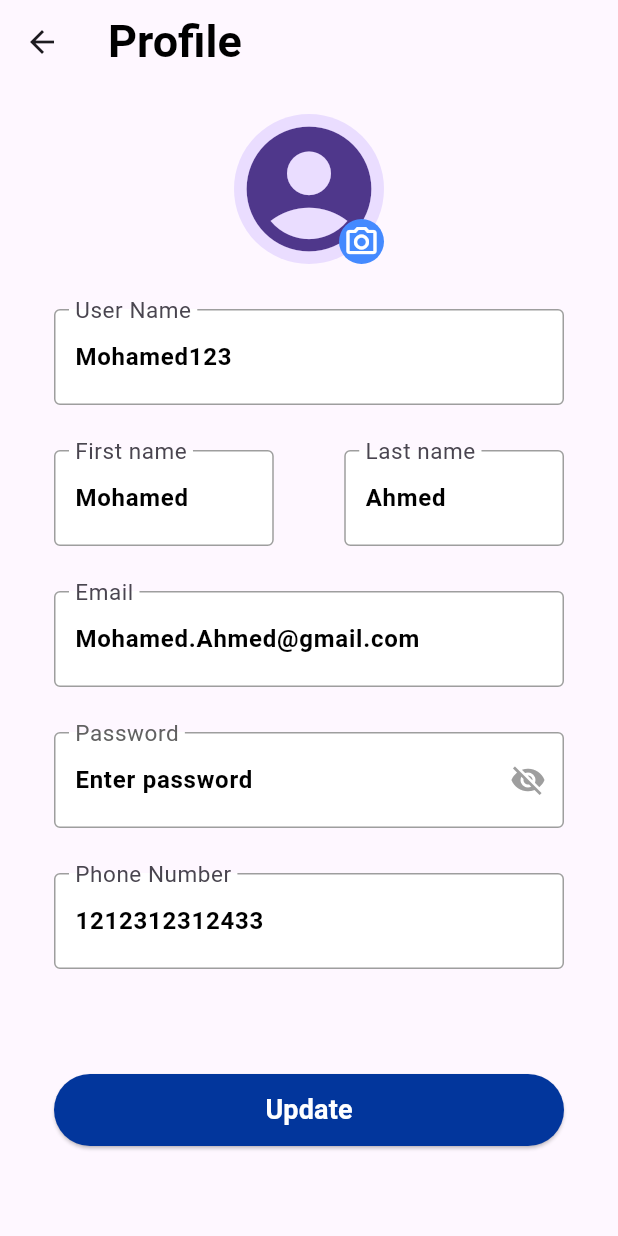
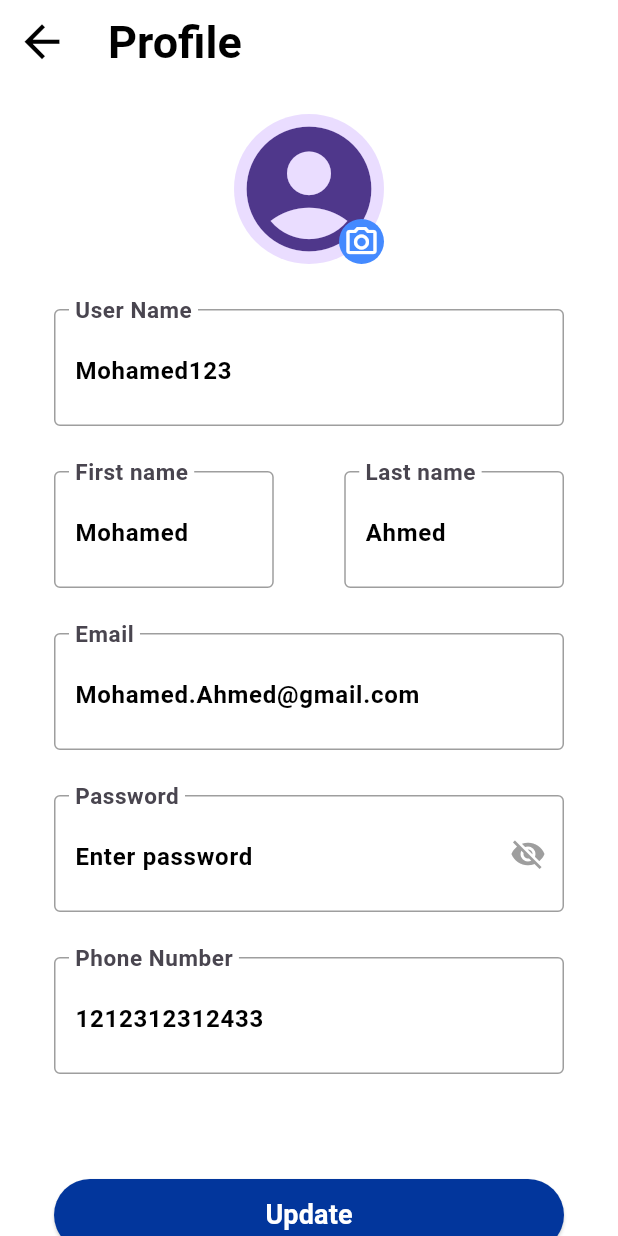
Before and after one commit to ahmedragaae0120/online_exam_app, a Flutter app: the ProfileDetailsScreen screen opened by its route, on a phone screen of 412 x 824 dp. Run offline on Flutter 3.47's test engine with Material 3 defaults, Android fonts, the phone set to English and light mode, and no system bars; our stand-ins replace google_nav_bar, pinput; Roboto replaces fonts that are missing (ELMessiri).

Commit message:
finsh the color Manager and the theme app

```diff
--- a/lib/Shared/custom_password_text_field.dart
+++ b/lib/Shared/custom_password_text_field.dart
@@ -1,18 +1,17 @@
-// ignore_for_file: file_names, library_private_types_in_public_api
-
 import 'package:flutter/material.dart';
 
 class CustomPasswordField extends StatefulWidget {
   final String label;
-  final String placeholder = 'Enter password';
+  final String placeholder;
   final TextEditingController? controller;
   final String? Function(String?)? validator;
 
   const CustomPasswordField({
     super.key,
+    required this.label,
+    this.placeholder = 'Enter password',
     this.controller,
     this.validator,
-    required this.label,
   });
 
   @override
@@ -26,45 +25,38 @@ class _CustomPasswordFieldState extends State<CustomPasswordField> {
     setState(() {
       _obscureText = !_obscureText;
     });
-    // Debugging log
   }
 
   @override
   Widget build(BuildContext context) {
-    return Builder(
-      builder: (context) {
     return Flexible(
       child: Padding(
         padding: const EdgeInsets.symmetric(horizontal: 16),
         child: TextFormField(
           controller: widget.controller,
           validator: widget.validator,
-              obscureText: _obscureText, // Toggle password visibility
-              decoration: InputDecoration(
-                labelText: widget.label,
-                labelStyle: TextStyle(
-                  fontSize: 20,
-                  color: Colors.grey[700],
+          obscureText: _obscureText,
+          decoration: getInputDecoration(context, widget.label, widget.placeholder),
         ),
-                hintText: widget.placeholder,
-                hintStyle: TextStyle(
-                  fontSize: 16,
-                  color: Colors.black,
-                  fontWeight: FontWeight.bold,
       ),
-                floatingLabelBehavior:
-                    FloatingLabelBehavior.always, // Keeps the label visible
-                border: OutlineInputBorder(
-                  borderRadius: BorderRadius.circular(4),
-                ),
-                enabledBorder: OutlineInputBorder(
-                  borderRadius: BorderRadius.circular(4),
-                  borderSide: BorderSide(color: Colors.grey, width: 1),
-                ),
-                focusedBorder: OutlineInputBorder(
-                  borderRadius: BorderRadius.circular(4),
-                  borderSide: BorderSide(color: Colors.blue, width: 2),
-                ),
+    );
+  }
+
+  InputDecoration getInputDecoration(BuildContext context, String label, String hint) {
+    final inputTheme = Theme.of(context).inputDecorationTheme;
+
+    return InputDecoration(
+      labelText: label,
+      hintText: hint,
+      labelStyle: inputTheme.labelStyle,
+      hintStyle: inputTheme.hintStyle,
+      floatingLabelBehavior: inputTheme.floatingLabelBehavior,
+      border: inputTheme.border,
+      enabledBorder: inputTheme.enabledBorder,
+      focusedBorder: inputTheme.focusedBorder,
+      contentPadding: inputTheme.contentPadding,
+      fillColor: inputTheme.fillColor,
+      filled: inputTheme.filled,
       suffixIcon: IconButton(
         icon: Icon(
           _obscureText ? Icons.visibility_off : Icons.visibility,
@@ -72,15 +64,6 @@ class _CustomPasswordFieldState extends State<CustomPasswordField> {
         ),
         onPressed: _togglePasswordVisibility,
       ),
-                contentPadding:
-                    EdgeInsets.symmetric(vertical: 20, horizontal: 10),
-                fillColor: Colors.white,
-                filled: true,
-              ),
-            ),
-          ),
-        );
-      },
     );
   }
 }
--- a/lib/Shared/custom_text_field.dart
+++ b/lib/Shared/custom_text_field.dart
@@ -1,5 +1,3 @@
-// ignore_for_file: file_names
-
 import 'package:flutter/material.dart';
 
 class CustomTextField extends StatelessWidget {
@@ -18,6 +16,8 @@ class CustomTextField extends StatelessWidget {
 
   @override
   Widget build(BuildContext context) {
+    final inputTheme = Theme.of(context).inputDecorationTheme;
+
     return Flexible(
       child: Padding(
         padding: const EdgeInsets.symmetric(horizontal: 16),
@@ -26,35 +26,16 @@ class CustomTextField extends StatelessWidget {
           validator: validator,
           decoration: InputDecoration(
             labelText: label,
-            labelStyle: TextStyle(
-              fontSize: 34,
-              color: Colors.grey[700],
-            ),
             hintText: placeholder,
-            hintStyle: TextStyle(
-              fontSize: 16,
-              color: Colors.black,
-              fontWeight: FontWeight.bold,
-            ),
-            floatingLabelBehavior: FloatingLabelBehavior.always,
-            border: OutlineInputBorder(
-              borderRadius: BorderRadius.circular(4),
-            ),
-            enabledBorder: OutlineInputBorder(
-              borderRadius: BorderRadius.circular(4),
-              borderSide: BorderSide(color: Colors.grey, width: 1),
-            ),
-            focusedBorder: OutlineInputBorder(
-              borderRadius: BorderRadius.circular(4),
-              borderSide: BorderSide(color: Colors.blue, width: 2),
-            ),
-            contentPadding: EdgeInsets.symmetric(vertical: 20, horizontal: 10),
-            floatingLabelStyle: TextStyle(
-              backgroundColor: Colors.transparent,
-              fontSize: 20,
-            ),
-            fillColor: Colors.white,
-            filled: true,
+            labelStyle: inputTheme.labelStyle,
+            hintStyle: inputTheme.hintStyle,
+            floatingLabelBehavior: inputTheme.floatingLabelBehavior,
+            border: inputTheme.border,
+            enabledBorder: inputTheme.enabledBorder,
+            focusedBorder: inputTheme.focusedBorder,
+            contentPadding: inputTheme.contentPadding,
+            fillColor: inputTheme.fillColor,
+            filled: inputTheme.filled,
           ),
         ),
       ),
--- /dev/null
+++ b/lib/Theme app/Theme app.dart
@@ -0,0 +1,89 @@
+import 'package:flutter/material.dart';
+import 'package:online_exam_app/Theme%20app/colors_manager.dart';
+
+class MyThemeData {
+  static ThemeData LightTheme = ThemeData(
+      scaffoldBackgroundColor: Colors.white,
+      primaryColor: app_colors.blue_base,
+      inputDecorationTheme: InputDecorationTheme(
+        labelStyle: TextStyle(
+          fontSize: 34,
+          color: Colors.grey[700],
+        ),
+        hintStyle: TextStyle(
+          fontSize: 16,
+          color: Colors.black,
+          fontWeight: FontWeight.bold,
+        ),
+        floatingLabelBehavior: FloatingLabelBehavior.always,
+        border: OutlineInputBorder(
+          borderRadius: BorderRadius.circular(4),
+        ),
+        enabledBorder: OutlineInputBorder(
+          borderRadius: BorderRadius.circular(4),
+          borderSide: BorderSide(color: Colors.grey, width: 1),
+        ),
+        focusedBorder: OutlineInputBorder(
+          borderRadius: BorderRadius.circular(4),
+          borderSide: BorderSide(color: Colors.blue, width: 2),
+        ),
+        contentPadding: EdgeInsets.symmetric(vertical: 20, horizontal: 10),
+        floatingLabelStyle: TextStyle(
+          backgroundColor: Colors.transparent,
+          fontSize: 20,
+        ),
+        fillColor: Colors.white,
+        filled: true,
+      ),
+      secondaryHeaderColor: app_colors.black_base,
+      appBarTheme: AppBarTheme(
+          centerTitle: false,
+          color: app_colors.white,
+          elevation: 0,
+          iconTheme: IconThemeData(size: 35, color: Colors.black),
+          shadowColor: Colors.transparent,
+          titleTextStyle: TextStyle(
+            color: app_colors.black_base,
+            fontSize: 20,
+            fontWeight: FontWeight.w500,
+          )),
+      bottomNavigationBarTheme: BottomNavigationBarThemeData(
+        selectedItemColor: app_colors.blue_base,
+        unselectedItemColor: app_colors.black_30,
+        backgroundColor: Colors.white,
+        selectedIconTheme: IconThemeData(
+          color: app_colors.blue_base,
+        ),
+        unselectedIconTheme: IconThemeData(),
+        showSelectedLabels: true,
+        showUnselectedLabels: true,
+        type: BottomNavigationBarType.fixed,
+        selectedLabelStyle: TextStyle(
+          color: app_colors.blue_base,
+        ),
+        unselectedLabelStyle: TextStyle(
+          color: app_colors.black_30,
+        ),
+        elevation: 0,
+      ),
+      textTheme: TextTheme(
+        bodySmall: TextStyle(
+          color: app_colors.black_base,
+          fontFamily: "ELMessiri",
+          fontSize: 12,
+          fontWeight: FontWeight.w300,
+        ),
+        bodyMedium: TextStyle(
+          color: app_colors.black_base,
+          fontFamily: "ELMessiri",
+          fontSize: 17,
+          fontWeight: FontWeight.normal,
+        ),
+        bodyLarge: TextStyle(
+          color: app_colors.black_base,
+          fontFamily: "ELMessiri",
+          fontSize: 25,
+          fontWeight: FontWeight.w700,
+        ),
+      ));
+}
--- /dev/null
+++ b/lib/Theme app/colors_manager.dart
@@ -0,0 +1,48 @@
+import 'dart:ui';
+
+import 'package:flutter/material.dart';
+
+class app_colors {
+  //==================================== const colors ====================================//
+  static const white = Color(0xffF9F9F9);
+  static const error = Color(0xffcC1010);
+  static const success = Color(0xff11CE19);
+  static const Light_Blue = Color(0xffEDEFF3);
+  static const Light_Green = Color(0xffCAF9CC);
+  static const Light_Red = Color(0xffF8D2D2);
+  static const grey = Color(0xff535353);
+  static const placeHolder = Color(0xffA6A6A6);
+  //==================================== const colors ====================================//
+
+
+
+  //====================================blue grades ====================================//
+  static const blue_10 = Color(0xffccd7eb);
+  static const blue_20 = Color(0xffabbcde);
+  static const blue_30 = Color(0xff819bce);
+  static const blue_40 = Color(0xff5679bd);
+  static const blue_50 = Color(0xff2c58ad);
+  static const blue_base = Color(0xff02369c);
+  static const blue_60 = Color(0xff022d82);
+  static const blue_70 = Color(0xff012468);
+  static const blue_80 = Color(0xff011b4e);
+  static const blue_90 = Color(0xff011234);
+  static const blue_100 = Color(0xff000b1f);
+  //====================================blue grades ====================================//
+
+//====================================black grades ====================================//
+  static const black_10 = Color(0xffcfcfcf);
+  static const black_20 = Color(0xffafafaf);
+  static const black_30 = Color(0xff878787);
+  static const black_40 = Color(0xff5f5f5f);
+  static const black_50 = Color(0xff373737);
+  static const black_base = Color(0xff0f0f0f);
+  static const black_60 = Color(0xff0d0d0d);
+  static const black_70 = Color(0xff0a0a0a);
+  static const black_80 = Color(0xff080808);
+  static const black_90 = Color(0xff050505);
+  static const black_100 = Color(0xff030303);
+
+//====================================black grades ====================================//
+
+}
--- a/lib/main.dart
+++ b/lib/main.dart
@@ -4,6 +4,7 @@ import 'package:online_exam_app/Auth/Forget%20Password/View/PutNewPassword.dart'
 import 'package:online_exam_app/Auth/Forget%20Password/View/EnterEmailForPasswordReset.dart';
 import 'package:online_exam_app/Auth/Login/View/login_screen.dart';
 import 'package:online_exam_app/Auth/Sign_Up/View/sign_up_screen.dart';
+import 'package:online_exam_app/Theme%20app/Theme%20app.dart';
 import 'package:online_exam_app/home_screen.dart';
 import 'package:online_exam_app/Profile_Details/View/profile_details_screen.dart';
 
@@ -18,6 +19,9 @@ class MyApp extends StatelessWidget {
   @override
   Widget build(BuildContext context) {
     return MaterialApp(
+
+      theme: MyThemeData.LightTheme,
+
       debugShowCheckedModeBanner: false,
       home: Homescreen(),
       routes: {
@@ -27,7 +31,6 @@ class MyApp extends StatelessWidget {
         '/EnterEmailForgetPassword': (context) => EnterEmailForgetPassword(),
         '/EmailVerification': (context) => EmailVerification(),
         '/PutNewPassword': (context) => PutNewPassword(),
-
       },
     );
   }
```
Lines whose indentation alone changed are shown as unchanged.
